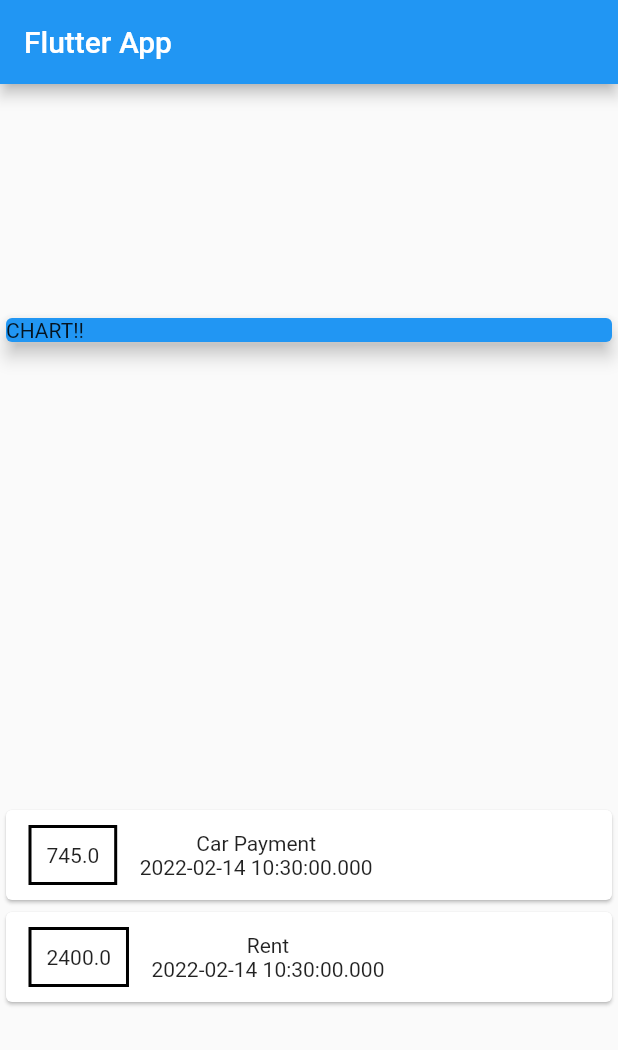
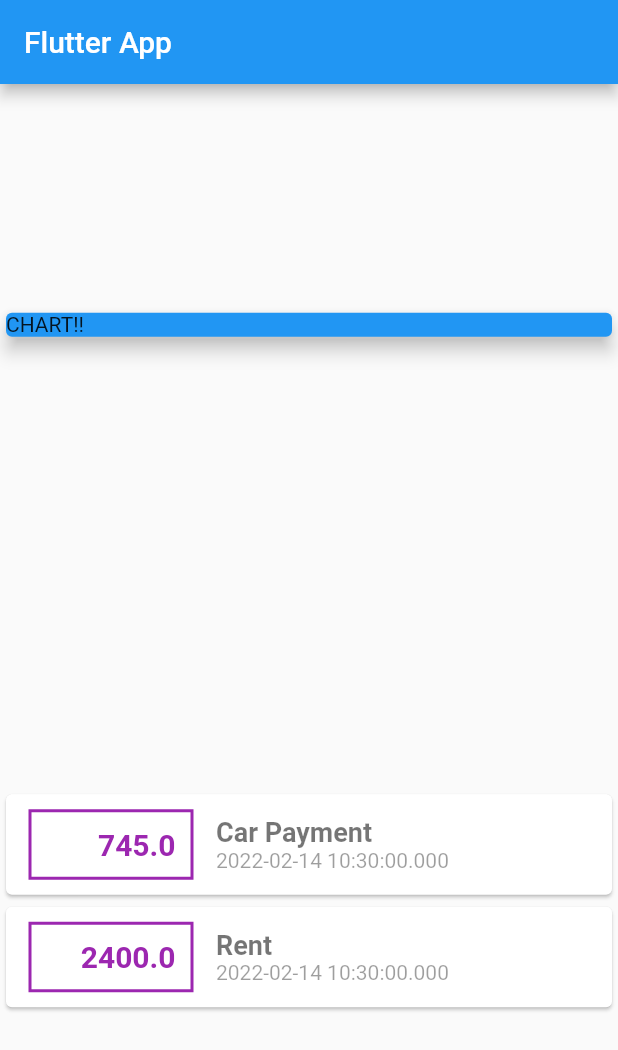
Before and after one commit to jsanders5/flutter_complete_guide_custom, a Flutter app: the screen it shows after launch, on a phone screen of 412 x 824 dp. Shown: the top 1050 px of the screen. Run offline on Flutter 3.47's test engine with Material 2 defaults, Android fonts, the light colour scheme and no system bars.

Commit message:
-Lesson (78): Styling Text  --Added my own styling to the title and date

```diff
--- a/lib/main.dart
+++ b/lib/main.dart
@@ -46,26 +46,52 @@ class MyHomePage extends StatelessWidget {
                 child: Row(
                   children: <Widget>[
                     Container(
+                      alignment: Alignment.centerRight,
                       margin: const EdgeInsets.symmetric(
                         vertical: 10.0,
                         horizontal: 15.0,
                       ),
                       decoration: BoxDecoration(
                         border: Border.all(
-                          color: Colors.black,
+                          color: Colors.purple,
                           width: 2,
                         ),
                       ),
                       padding: const EdgeInsets.all(10.0),
+                      constraints: const BoxConstraints(
+                        minWidth: 110,
+                      ),
                       child: Text(
                         tx.amount.toString(),
+                        style: const TextStyle(
+                          fontWeight: FontWeight.bold,
+                          fontSize: 20.0,
+                          color: Colors.purple,
+                        ),
                       ),
                     ),
                     Column(
+                      crossAxisAlignment: CrossAxisAlignment.start,
                       children: <Widget>[
-                        Text(tx.title),
-                        Text(
-                          tx.date.toString(),
+                        Container(
+                          child: Text(
+                            tx.title,
+                            style: const TextStyle(
+                              fontWeight: FontWeight.bold,
+                              fontSize: 18.0,
+                              color: Colors.black54,
+                            ),
+                          ),
+                        ),
+                        Container(
+                          child: Text(
+                            tx.date.toString(),
+                            style: const TextStyle(
+                              fontWeight: FontWeight.normal,
+                              fontSize: 14.0,
+                              color: Colors.black38,
+                            ),
+                          ),
                         ),
                       ],
                     ),
```
